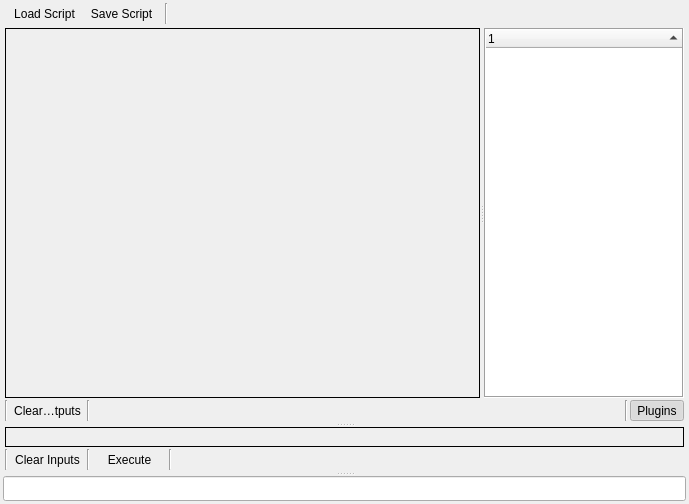
The window that trunk/CommonLib/src/kmxPyQt/devConsole3/DCwin.ui (kumar-lakshmanan/our-py-lib) describes before a commit, drawn with Qt 5.
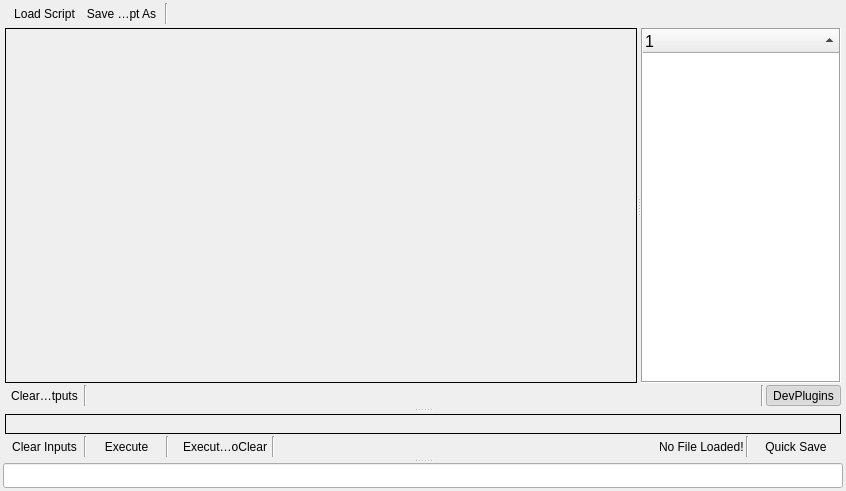
The same window after the commit. Custom widgets are drawn as their Qt base class.

Patch:
```diff
--- a/trunk/CommonLib/src/kmxPyQt/devConsole3/DCwin.ui
+++ b/trunk/CommonLib/src/kmxPyQt/devConsole3/DCwin.ui
@@ -6,8 +6,8 @@
    <rect>
     <x>0</x>
     <y>0</y>
-    <width>689</width>
-    <height>504</height>
+    <width>846</width>
+    <height>491</height>
    </rect>
   </property>
   <property name="windowTitle">
@@ -66,7 +66,7 @@
       </size>
      </property>
      <property name="text">
-      <string>Save Script</string>
+      <string>Save Script As</string>
      </property>
      <property name="autoRaise">
       <bool>true</bool>
@@ -118,7 +118,7 @@
        <property name="spacing">
         <number>2</number>
        </property>
-       <item row="1" column="3">
+       <item row="1" column="4">
         <spacer name="horizontalSpacer_3">
          <property name="orientation">
           <enum>Qt::Horizontal</enum>
@@ -138,10 +138,10 @@
          </property>
         </widget>
        </item>
-       <item row="1" column="5">
+       <item row="1" column="6">
         <widget class="QToolButton" name="toolButton">
          <property name="text">
-          <string>Plugins</string>
+          <string>DevPlugins</string>
          </property>
          <property name="checkable">
           <bool>true</bool>
@@ -157,14 +157,36 @@
          </property>
         </widget>
        </item>
-       <item row="1" column="4">
+       <item row="1" column="5">
         <widget class="Line" name="line_6">
          <property name="orientation">
           <enum>Qt::Vertical</enum>
          </property>
         </widget>
        </item>
-       <item row="0" column="0" colspan="6">
+       <item row="1" column="1">
+        <widget class="QToolButton" name="btnClearOutput">
+         <property name="minimumSize">
+          <size>
+           <width>75</width>
+           <height>0</height>
+          </size>
+         </property>
+         <property name="maximumSize">
+          <size>
+           <width>75</width>
+           <height>16777215</height>
+          </size>
+         </property>
+         <property name="text">
+          <string>Clear Outputs</string>
+         </property>
+         <property name="autoRaise">
+          <bool>true</bool>
+         </property>
+        </widget>
+       </item>
+       <item row="0" column="0" colspan="7">
         <widget class="QSplitter" name="splitter_2">
          <property name="orientation">
           <enum>Qt::Horizontal</enum>
@@ -190,6 +212,11 @@
             <height>16777215</height>
            </size>
           </property>
+          <property name="font">
+           <font>
+            <pointsize>12</pointsize>
+           </font>
+          </property>
           <property name="frameShape">
            <enum>QFrame::Box</enum>
           </property>
@@ -219,32 +246,16 @@
          </widget>
         </widget>
        </item>
-       <item row="1" column="1">
-        <widget class="QToolButton" name="btnClearOutput">
-         <property name="minimumSize">
-          <size>
-           <width>75</width>
-           <height>0</height>
-          </size>
-         </property>
+       <item row="1" column="3">
+        <widget class="QLabel" name="label_2">
          <property name="maximumSize">
           <size>
-           <width>75</width>
-           <height>16777215</height>
+           <width>16777215</width>
+           <height>20</height>
           </size>
          </property>
          <property name="text">
-          <string>Clear Outputs</string>
-         </property>
-         <property name="autoRaise">
-          <bool>true</bool>
-         </property>
-        </widget>
-       </item>
-       <item row="1" column="0">
-        <widget class="Line" name="line_7">
-         <property name="orientation">
-          <enum>Qt::Vertical</enum>
+          <string/>
          </property>
         </widget>
        </item>
@@ -255,6 +266,9 @@
        <property name="leftMargin">
         <number>2</number>
        </property>
+       <property name="topMargin">
+        <number>2</number>
+       </property>
        <property name="rightMargin">
         <number>2</number>
        </property>
@@ -264,7 +278,7 @@
        <property name="spacing">
         <number>2</number>
        </property>
-       <item row="0" column="0" colspan="7">
+       <item row="0" column="0" colspan="12">
         <widget class="QsciScintilla" name="sciInput">
          <property name="toolTip">
           <string/>
@@ -277,7 +291,7 @@
          </property>
         </widget>
        </item>
-       <item row="1" column="5">
+       <item row="1" column="8">
         <spacer name="horizontalSpacer_2">
          <property name="orientation">
           <enum>Qt::Horizontal</enum>
@@ -290,13 +304,6 @@
          </property>
         </spacer>
        </item>
-       <item row="1" column="0">
-        <widget class="Line" name="line_2">
-         <property name="orientation">
-          <enum>Qt::Vertical</enum>
-         </property>
-        </widget>
-       </item>
        <item row="1" column="3">
         <widget class="QToolButton" name="btnExecute">
          <property name="minimumSize">
@@ -358,6 +365,81 @@
          </property>
         </widget>
        </item>
+       <item row="1" column="5">
+        <widget class="QLabel" name="label_3">
+         <property name="text">
+          <string/>
+         </property>
+        </widget>
+       </item>
+       <item row="1" column="6">
+        <widget class="QToolButton" name="btnExecute_2">
+         <property name="minimumSize">
+          <size>
+           <width>90</width>
+           <height>0</height>
+          </size>
+         </property>
+         <property name="maximumSize">
+          <size>
+           <width>75</width>
+           <height>16777215</height>
+          </size>
+         </property>
+         <property name="text">
+          <string>Execute NoClear</string>
+         </property>
+         <property name="autoRaise">
+          <bool>true</bool>
+         </property>
+        </widget>
+       </item>
+       <item row="1" column="7">
+        <widget class="Line" name="line_7">
+         <property name="orientation">
+          <enum>Qt::Vertical</enum>
+         </property>
+        </widget>
+       </item>
+       <item row="1" column="9">
+        <widget class="QLabel" name="lblFileLoadInfo">
+         <property name="text">
+          <string>No File Loaded!</string>
+         </property>
+        </widget>
+       </item>
+       <item row="1" column="11">
+        <widget class="QToolButton" name="btnQuickSave">
+         <property name="minimumSize">
+          <size>
+           <width>90</width>
+           <height>0</height>
+          </size>
+         </property>
+         <property name="maximumSize">
+          <size>
+           <width>75</width>
+           <height>16777215</height>
+          </size>
+         </property>
+         <property name="text">
+          <string>Quick Save</string>
+         </property>
+         <property name="shortcut">
+          <string>Ctrl+S</string>
+         </property>
+         <property name="autoRaise">
+          <bool>true</bool>
+         </property>
+        </widget>
+       </item>
+       <item row="1" column="10">
+        <widget class="Line" name="line_8">
+         <property name="orientation">
+          <enum>Qt::Vertical</enum>
+         </property>
+        </widget>
+       </item>
       </layout>
      </widget>
      <widget class="QLineEdit" name="cline">
```
Left out of the diff: 10 changed lines with no effect on the pictures.
